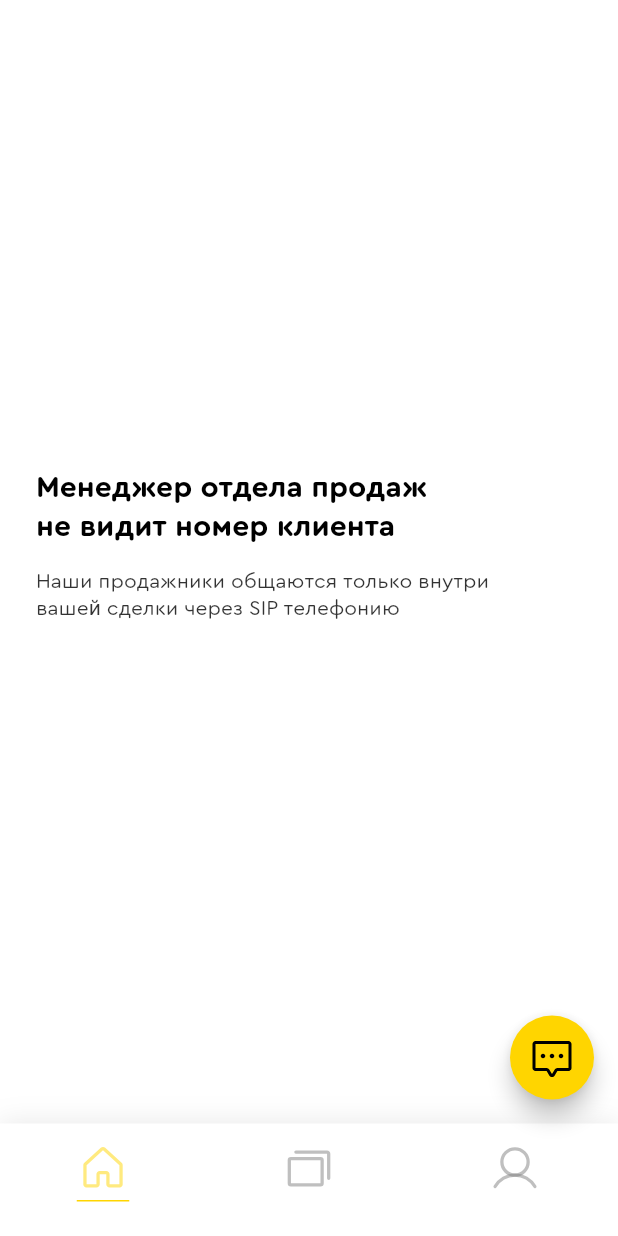
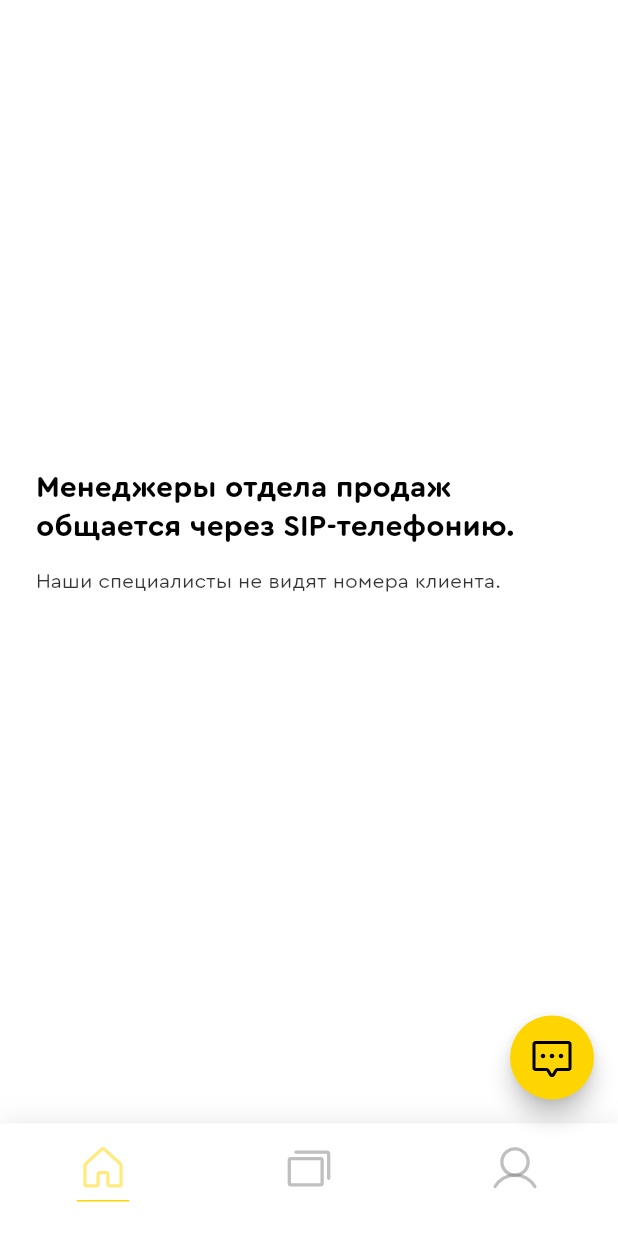
Before and after one commit to vfiruz97/drosdogram, a Flutter app: the ScreenBottomNavigator screen opened by its route, on a phone screen of 412 x 824 dp. Run offline on Flutter 3.47's test engine with Material 2 defaults, Android fonts, the phone set to English and light mode, and no system bars; drawn by our look-alikes of carousel_slider; our stand-ins replace another_flushbar, bloc, cached_network_image, convert, dartz, dio and 12 more; missing offline and left inert: audio_session; network calls fail.

```diff
--- a/lib/aplication/objects/order_form/order_form_bloc.dart
+++ b/lib/aplication/objects/order_form/order_form_bloc.dart
@@ -46,6 +46,12 @@ class OrderFormBloc extends Bloc<OrderFormEvent, OrderFormState> {
           failureOrOption: none(),
         );
       },
+      changeIsHypotec: (e) async* {
+        yield state.copyWith(
+          order: state.order.copyWith(isHypothec: e.isHypotec),
+          failureOrOption: none(),
+        );
+      },
       changePhone: (e) async* {
         yield state.copyWith(
           order: state.order.copyWith(phone: Phone(e.phoneStr)),
--- a/lib/aplication/objects/order_form/order_form_event.dart
+++ b/lib/aplication/objects/order_form/order_form_event.dart
@@ -10,5 +10,7 @@ class OrderFormEvent with _$OrderFormEvent {
       _ChangeObjectId;
   const factory OrderFormEvent.changeImages(List<String> images) =
       _ChangeImages;
+  const factory OrderFormEvent.changeIsHypotec({required bool isHypotec}) =
+      _ChangeIsHypotec;
   const factory OrderFormEvent.submit() = _Submit;
 }
--- /dev/null
+++ b/lib/domain/objects/main_objects/order_data.dart
@@ -0,0 +1,11 @@
+import 'package:drosdogram/domain/objects/main_objects/bobject.dart';
+
+class OrderData {
+  OrderData({
+    required this.bobject,
+    required this.isHypotec,
+  });
+
+  final Bobject bobject;
+  final bool isHypotec;
+}
--- a/lib/infrastructure/http_client/http_client.dart
+++ b/lib/infrastructure/http_client/http_client.dart
@@ -53,7 +53,7 @@ class HttpClient {
       return _response;
     } catch (e) {
       debugPrint(e.toString());
-      throw NetworkError();
+      throw NetworkError(msg: e.toString());
     }
   }
 
--- a/lib/infrastructure/objects/object_repository.dart
+++ b/lib/infrastructure/objects/object_repository.dart
@@ -102,6 +102,8 @@ class ObjectRepository implements IObjectRepository {
       {required OrderM order}) async {
     try {
       final data = order.toJson();
+      print("data");
+      print(data);
       final _response = await http.post(addRequestUrl, data: data);
       final _body = jsonDecode(_response.toString());
       if (_response.statusCode == 200 && _body['success'] == true) {
--- a/lib/presentation/core/widgets/note_bottom_card_widget.dart
+++ b/lib/presentation/core/widgets/note_bottom_card_widget.dart
@@ -19,13 +19,13 @@ class NoteBottomCardWidget extends StatelessWidget {
         crossAxisAlignment: CrossAxisAlignment.start,
         children: const [
           Text(
-            "Менеджер отдела продаж\nне видит номер клиента",
+            "Менеджеры отдела продаж общается через SIP-телефонию.",
             style: Style.bottomNoteCardFirstStyle,
           ),
           SizedBox(height: 15),
           Expanded(
             child: Text(
-              "Наши продажники общаются только внутри\nвашей сделки через SIP телефонию",
+              "Наши специалисты не видят номера клиента.",
               style: Style.bottomNoteCardSecondStyle,
             ),
           ),
--- a/lib/presentation/screen_bottom_navigator/widgets/bottom_nav_body_widget.dart
+++ b/lib/presentation/screen_bottom_navigator/widgets/bottom_nav_body_widget.dart
@@ -4,6 +4,7 @@ import 'package:drosdogram/aplication/objects/slider/slider_bloc.dart';
 import 'package:drosdogram/aplication/profile/faq/faq_bloc.dart';
 import 'package:drosdogram/domain/objects/main_objects/agent_request.dart';
 import 'package:drosdogram/domain/objects/main_objects/bobject.dart';
+import 'package:drosdogram/domain/objects/main_objects/order_data.dart';
 import 'package:drosdogram/injection.dart';
 import 'package:drosdogram/presentation/faq/faq_screen.dart';
 import 'package:drosdogram/presentation/home_screen/display_object_home_screen.dart';
@@ -56,8 +57,12 @@ class BottomNavBodyWidget extends StatelessWidget {
               }
               return const LoadWidget();
             case HomeOrderFormScr():
-              if (state.data != null && state.data is Bobject) {
-                return CreateOrderFormScreen(object: state.data as Bobject);
+              if (state.data != null && state.data is OrderData) {
+                final _orderData = state.data as OrderData;
+                return CreateOrderFormScreen(
+                  object: _orderData.bobject,
+                  isHypotec: _orderData.isHypotec,
+                );
               }
               return const LoadWidget();
             case RequestScr():
```
Also changed, not shown: lib/domain/core/errors.dart (+13 -1 lines), lib/domain/objects/main_objects/order.dart (+7 -0 lines), lib/presentation/core/widgets/photo_avatar_widget.dart (+14 -0 lines), lib/presentation/home_screen/display_object_home_screen.dart (+12 -6 lines), lib/presentation/home_screen/orders/create_order_screen.dart (+5 -2 lines), lib/presentation/home_screen/widgets/first_type_carousel_item_widget.dart (+5 -7 lines), lib/aplication/objects/order_form/order_form_bloc.freezed.dart.
